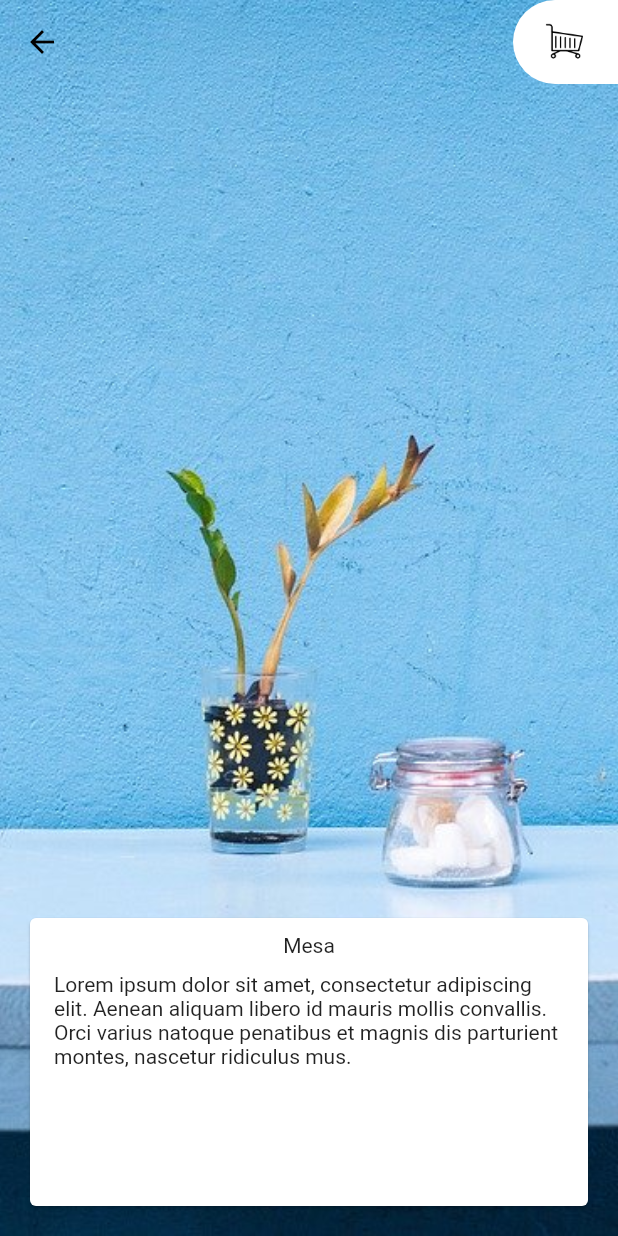
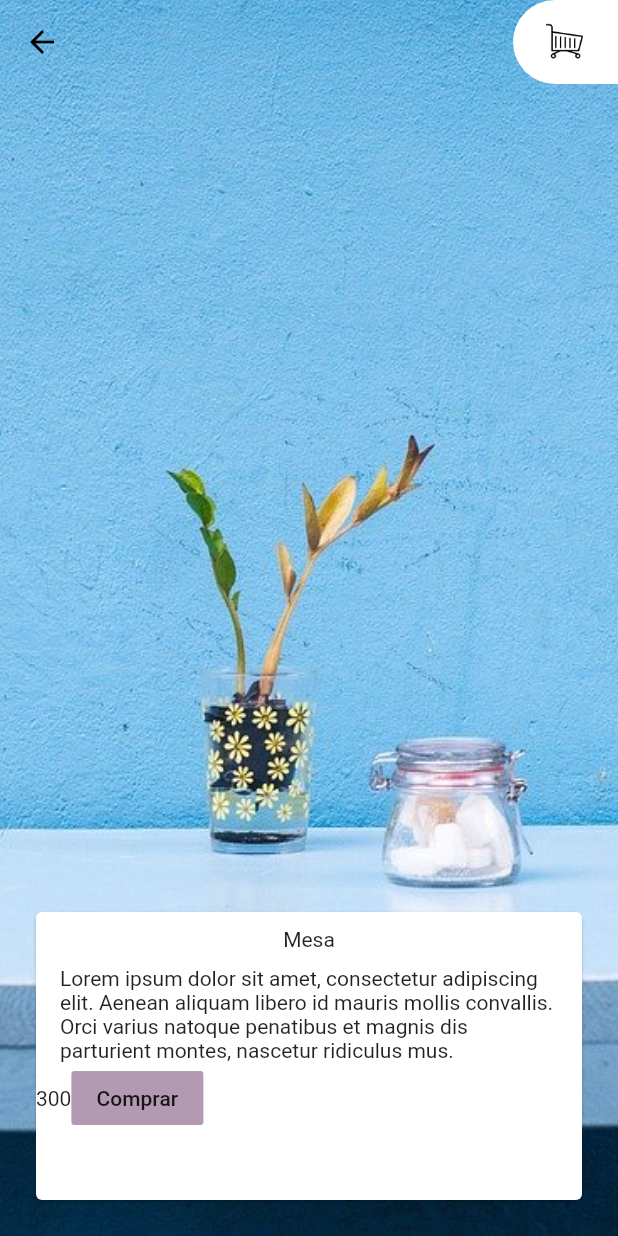
Before and after one commit to gualterapple/lojinha, a Flutter app: the screen it shows after launch, after a tap on "Mesa", on a phone screen of 412 x 824 dp. Run offline on Flutter 3.47's test engine with Material 2 defaults, Android fonts, the phone set to English and light mode, and no system bars.

Commit message:
Adicionado botao e preco no mac

```diff
--- a/lib/main.dart
+++ b/lib/main.dart
@@ -1,6 +1,7 @@
 import 'package:flutter/material.dart';
 import 'package:lojinha/paginas/carrinho.dart';
 import 'package:lojinha/paginas/detalhes.dart';
+import 'package:lojinha/paleta_cores.dart';
 import 'package:lojinha/widgets/appbar_customizada.dart';
 import 'package:lojinha/widgets/grid_produtos.dart';
 
@@ -19,7 +20,7 @@ class MyApp extends StatelessWidget {
       title: 'Flutter Demo',
       debugShowCheckedModeBanner: false,
       theme: ThemeData(
-        primarySwatch: Colors.red,
+        primarySwatch: PaletaCores().lilas,
       ),
       home: Inicio(),
     );
--- a/lib/paginas/detalhes.dart
+++ b/lib/paginas/detalhes.dart
@@ -27,7 +27,7 @@ class Detalhes extends StatelessWidget  {
         body: Align(
           alignment: Alignment.bottomCenter,
           child: Container(
-            margin: EdgeInsets.all(16),
+            margin: EdgeInsets.all(20),
             height: 200,
             child: CardDetalhes(
               movel:movel)
--- /dev/null
+++ b/lib/paleta_cores.dart
@@ -0,0 +1,20 @@
+import 'package:flutter/material.dart';
+
+class PaletaCores {
+  static Map<int, Color> _amostraLilas = {
+    50: Color.fromRGBO(178, 155, 178, 0.05),
+    100: Color.fromRGBO(178, 155, 178, 0.1),
+    200: Color.fromRGBO(178, 155, 178, 0.2),
+    300: Color.fromRGBO(178, 155, 178, 0.3),
+    400: Color.fromRGBO(178, 155, 178, 0.4),
+    500: Color.fromRGBO(178, 155, 178, 0.5),
+    600: Color.fromRGBO(178, 155, 178, 0.6),
+    700: Color.fromRGBO(178, 155, 178, 0.7),
+    800: Color.fromRGBO(178, 155, 178, 0.8),
+    900: Color.fromRGBO(178, 155, 178, 0.9)
+  };
+
+  MaterialColor lilas = MaterialColor(0xFFB29BB2, _amostraLilas );
+
+
+}
--- a/lib/widgets/card_detalhe.dart
+++ b/lib/widgets/card_detalhe.dart
@@ -4,6 +4,8 @@ import 'package:lojinha/modelos/movel.dart';
 import 'package:lojinha/widgets/texto_detalhes.dart';
 
 class CardDetalhes extends StatelessWidget {
+
+  //final formatKwanzas = NumberFormat.currency(locale: 'pt_BR', symbol: 'R\$');
 
   final Movel movel;
 
@@ -17,7 +19,16 @@ class CardDetalhes extends StatelessWidget {
           TextoDetalhes(
             texto: movel.titulo.toString()),
           TextoDetalhes(
-            texto: movel.descricao.toString())
+            texto: movel.descricao.toString()),
+            Row(
+              children: <Widget>[
+                Text('${movel.preco}'),
+                FlatButton(
+                  color: Theme.of(context).primaryColor,
+                  onPressed: () {},
+                  child: Text('Comprar'))
+              ],
+            )
         ],
       ),
     );
--- a/lib/widgets/degrade_elemento_grid_produto.dart
+++ b/lib/widgets/degrade_elemento_grid_produto.dart
@@ -12,7 +12,7 @@ class DegradeElementoGridProdutos extends StatelessWidget {
           end: Alignment.bottomCenter,
           colors: [
             Colors.transparent,
-            Color.fromRGBO(178,155,178,1)])),
+            Theme.of(context).primaryColor])),
     );
   }
 }
--- a/pubspec.yaml
+++ b/pubspec.yaml
@@ -28,6 +28,7 @@ dependencies:
   # The following adds the Cupertino Icons font to your application.
   # Use with the CupertinoIcons class for iOS style icons.
   cupertino_icons: ^1.0.2
+  # intl: 0.16.1
 
 dev_dependencies:
   flutter_test:
```
